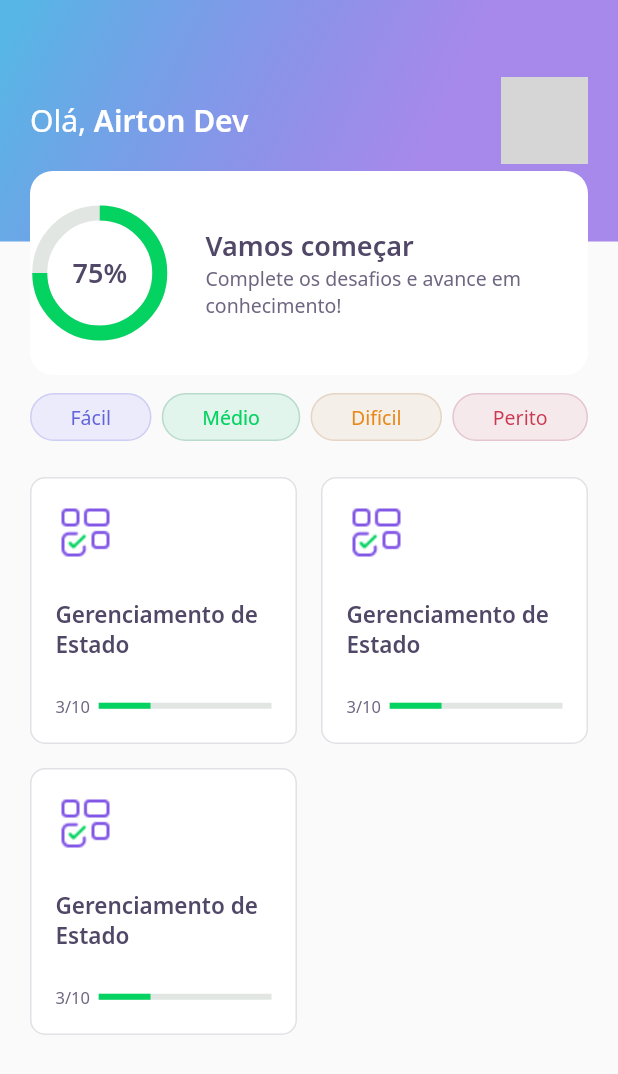
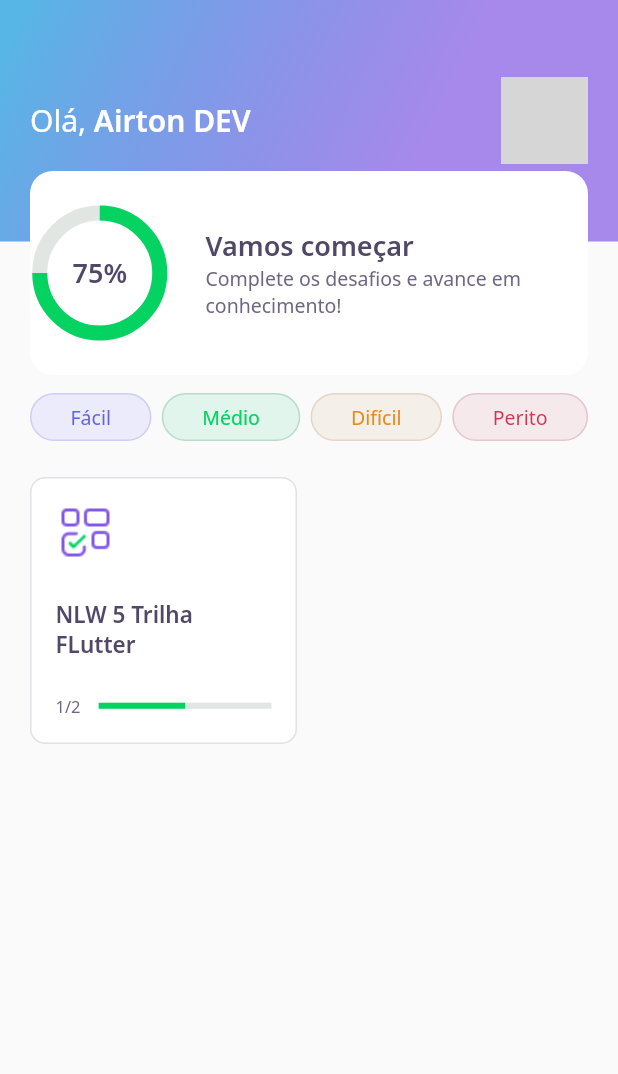
Before and after one commit to notria-12/Dev_Quiz, a Flutter app: the HomePage screen opened directly, on a phone screen of 412 x 824 dp. Shown: the top 1074 px of the screen. Run offline on Flutter 3.47's test engine with Material 2 defaults, Android fonts, the phone set to English and light mode, and no system bars; our stand-ins replace google_fonts; accounts and stored records are empty; network calls fail; grey boxes are pictures that could not be loaded.

Commit message:
add models an controllers

```diff
--- a/lib/core/app_widget.dart
+++ b/lib/core/app_widget.dart
@@ -13,7 +13,7 @@ class AppWidget extends StatelessWidget {
     return MaterialApp(
       debugShowCheckedModeBanner: false,
       title: "DevQuiz",
-      home: ChallengePage(),
+      home: HomePage(),
     );
   }
 }
--- /dev/null
+++ b/lib/home/home_controller.dart
@@ -0,0 +1,45 @@
+import 'package:dev_quiz/core/app_images.dart';
+import 'package:dev_quiz/home/home_state.dart';
+import 'package:dev_quiz/shared/models/answer_model.dart';
+import 'package:dev_quiz/shared/models/question_model.dart';
+import 'package:dev_quiz/shared/models/quiz_model.dart';
+import 'package:dev_quiz/shared/models/user_model.dart';
+
+class HomeController {
+  HomeState state = HomeState.empty;
+
+  UserModel? user;
+  List<QuizModel>? quizzes;
+
+  void getUser() {
+    user = UserModel(
+        name: 'Airton DEV',
+        photoUrl:
+            'https://media-exp1.licdn.com/dms/image/C4E03AQGZq0WLwOFUDw/profile-displayphoto-shrink_200_200/0/1565869990477?e=1624492800&v=beta&t=NPSAOwwFEE6W2U7AvuRumPNQz2wVNACqRtDrIYmcJX4',
+        score: 0);
+  }
+
+  void getQuizzes() {
+    quizzes = [
+      QuizModel(
+          title: 'NLW 5 Trilha FLutter',
+          questionAnswered: 1,
+          question: [
+            QuestionModel(title: 'Está curtindo Flutter?', answers: [
+              AnswerModel(title: 'Estou amando'),
+              AnswerModel(title: 'O Flutter é lindo demais'),
+              AnswerModel(title: 'Melhor Framework forever'),
+              AnswerModel(title: 'Show demais!'),
+            ]),
+            QuestionModel(title: 'Está curtindo Flutter?', answers: [
+              AnswerModel(title: 'Estou amando'),
+              AnswerModel(title: 'O Flutter é lindo demais'),
+              AnswerModel(title: 'Melhor Framework forever'),
+              AnswerModel(title: 'Show demais!'),
+            ])
+          ],
+          image: AppImages.blocks,
+          level: Level.facil)
+    ];
+  }
+}
--- a/lib/home/home_page.dart
+++ b/lib/home/home_page.dart
@@ -1,3 +1,5 @@
+import 'package:dev_quiz/challenge/widgets/quiz/quiz_widget.dart';
+import 'package:dev_quiz/home/home_controller.dart';
 import 'package:dev_quiz/home/widgets/app_bar/app_bar_widget.dart';
 import 'package:dev_quiz/home/widgets/level_button/level_button_widget.dart';
 import 'package:dev_quiz/home/widgets/quiz_card/quiz_card_widget.dart';
@@ -9,10 +11,21 @@ class HomePage extends StatefulWidget {
 }
 
 class _HomePageState extends State<HomePage> {
+  final homeController = HomeController();
+
+  @override
+  void initState() {
+    homeController.getQuizzes();
+    homeController.getUser();
+    super.initState();
+  }
+
   @override
   Widget build(BuildContext context) {
     return Scaffold(
-        appBar: AppBarWidget(),
+        appBar: AppBarWidget(
+          user: homeController.user!,
+        ),
         body: Padding(
           padding: const EdgeInsets.symmetric(horizontal: 20, vertical: 12),
           child: Column(
@@ -42,11 +55,14 @@ class _HomePageState extends State<HomePage> {
                 crossAxisSpacing: 16,
                 mainAxisSpacing: 16,
                 crossAxisCount: 2,
-                children: [
-                  QuizCardWidget(),
-                  QuizCardWidget(),
-                  QuizCardWidget()
-                ],
+                children: homeController.quizzes!
+                    .map((e) => QuizCardWidget(
+                          title: e.title,
+                          completed:
+                              "${e.questionAnswered}/${e.question.length}",
+                          percent: e.questionAnswered / e.question.length,
+                        ))
+                    .toList(),
               ))
             ],
           ),
--- /dev/null
+++ b/lib/home/home_state.dart
@@ -0,0 +1 @@
+enum HomeState { sucess, loading, error, empty }
--- a/lib/home/widgets/app_bar/app_bar_widget.dart
+++ b/lib/home/widgets/app_bar/app_bar_widget.dart
@@ -1,11 +1,14 @@
 import 'package:dev_quiz/home/widgets/score_card/score_card_widget.dart';
+import 'package:dev_quiz/shared/models/user_model.dart';
 import 'package:flutter/cupertino.dart';
 
 import '../../../core/app_gradients.dart';
 import '../../../core/app_text_styles.dart';
 
 class AppBarWidget extends PreferredSize {
-  AppBarWidget()
+  final UserModel user;
+
+  AppBarWidget({required this.user})
       : super(
             preferredSize: Size.fromHeight(250),
             child: Container(
@@ -27,7 +30,7 @@ class AppBarWidget extends PreferredSize {
                             style: AppTextStyles.title,
                             children: [
                               TextSpan(
-                                  text: 'Airton Dev',
+                                  text: user.name,
                                   style: AppTextStyles.titleBold)
                             ])),
                         Container(
@@ -36,8 +39,7 @@ class AppBarWidget extends PreferredSize {
                           decoration: BoxDecoration(
                               borderRadius: BorderRadius.circular(10),
                               image: DecorationImage(
-                                  image: NetworkImage(
-                                      'https://media-exp1.licdn.com/dms/image/C4E03AQGZq0WLwOFUDw/profile-displayphoto-shrink_200_200/0/1565869990477?e=1624492800&v=beta&t=NPSAOwwFEE6W2U7AvuRumPNQz2wVNACqRtDrIYmcJX4'))),
+                                  image: NetworkImage(user.photoUrl))),
                         )
                       ],
                     ),
--- a/lib/home/widgets/quiz_card/quiz_card_widget.dart
+++ b/lib/home/widgets/quiz_card/quiz_card_widget.dart
@@ -5,6 +5,13 @@ import 'package:dev_quiz/shared/widget/progress_indicator/progress_indicator_wid
 import 'package:flutter/material.dart';
 
 class QuizCardWidget extends StatelessWidget {
+  final String title;
+  final String completed;
+  final double percent;
+
+  QuizCardWidget(
+      {required this.title, required this.completed, required this.percent});
+
   @override
   Widget build(BuildContext context) {
     return Container(
@@ -25,7 +32,7 @@ class QuizCardWidget extends StatelessWidget {
             height: 24,
           ),
           Text(
-            'Gerenciamento de Estado',
+            title,
             style: AppTextStyles.heading15,
           ),
           SizedBox(
@@ -36,14 +43,14 @@ class QuizCardWidget extends StatelessWidget {
               Expanded(
                 flex: 1,
                 child: Text(
-                  '3/10',
+                  completed,
                   style: AppTextStyles.body11,
                 ),
               ),
               Expanded(
                   flex: 4,
                   child: ProgressIndicatorWidget(
-                    value: 0.3,
+                    value: percent,
                   ))
             ],
           )
--- /dev/null
+++ b/lib/shared/models/answer_model.dart
@@ -0,0 +1,6 @@
+class AnswerModel {
+  final String title;
+  final bool isRight;
+
+  AnswerModel({required this.title, this.isRight = false});
+}
--- /dev/null
+++ b/lib/shared/models/question_model.dart
@@ -0,0 +1,9 @@
+import 'answer_model.dart';
+
+class QuestionModel {
+  final String title;
+  final List<AnswerModel> answers;
+
+  QuestionModel({required this.title, required this.answers})
+      : assert(answers.length == 4);
+}
--- /dev/null
+++ b/lib/shared/models/quiz_model.dart
@@ -0,0 +1,19 @@
+import 'package:dev_quiz/shared/models/answer_model.dart';
+import 'package:dev_quiz/shared/models/question_model.dart';
+
+enum Level { facil, medio, dificil, perito }
+
+class QuizModel {
+  final String title;
+  final List<QuestionModel> question;
+  final int questionAnswered;
+  final String image;
+  final Level level;
+
+  QuizModel(
+      {required this.title,
+      required this.question,
+      this.questionAnswered = 0,
+      required this.image,
+      required this.level});
+}
--- /dev/null
+++ b/lib/shared/models/user_model.dart
@@ -0,0 +1,11 @@
+class UserModel {
+  final String name;
+  final String photoUrl;
+  final int score;
+
+  UserModel({
+    required this.name,
+    required this.photoUrl,
+    required this.score,
+  });
+}
```
